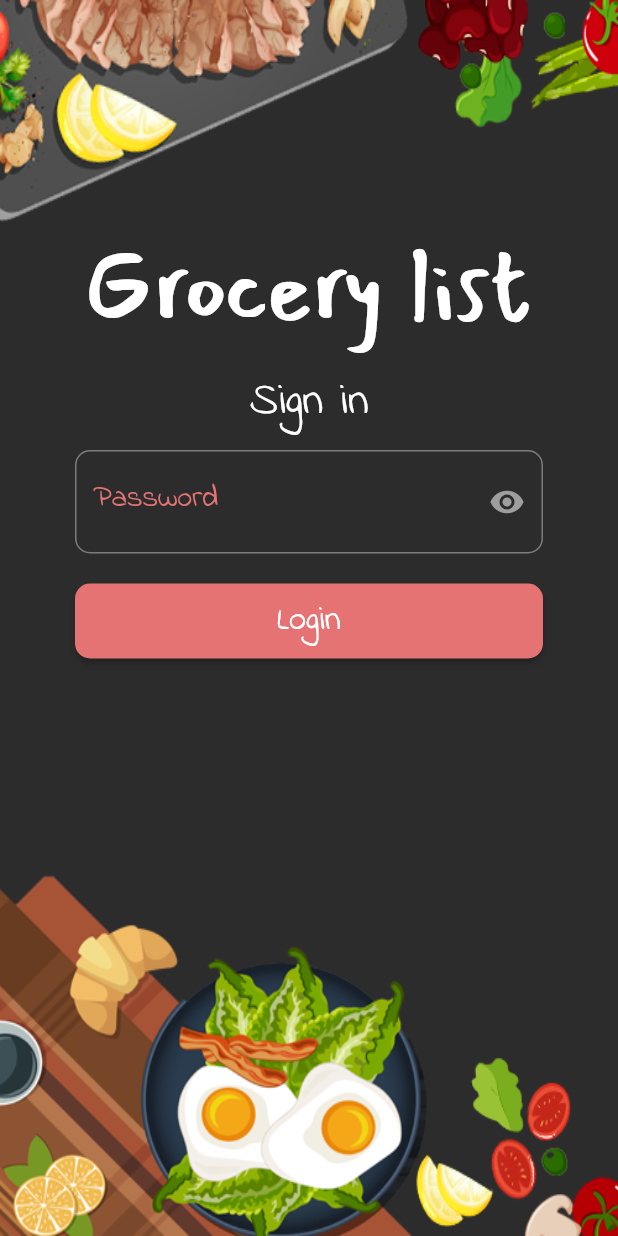
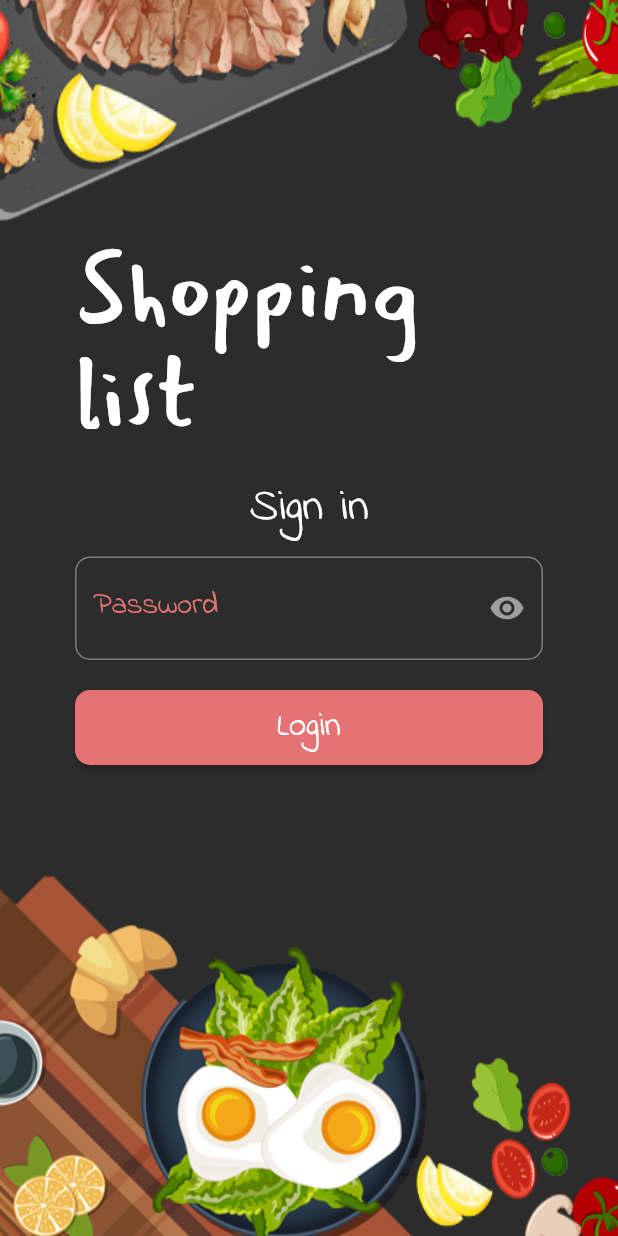
Before and after one commit to lukaszseremak/grocery-list, a Flutter app: the screen it shows after launch, on a phone screen of 412 x 824 dp. Run offline on Flutter 3.47's test engine with Material 2 defaults, Android fonts, the phone set to English and light mode, and no system bars; missing offline and left inert: shadow.

Commit message:
change name of the app

```diff
--- a/lib/main.dart
+++ b/lib/main.dart
@@ -9,7 +9,7 @@ class MyApp extends StatelessWidget {
   @override
   Widget build(BuildContext context) {
     return MaterialApp(
-      title: 'Flutter Demo',
+      title: 'Shopping List',
       themeMode: ThemeMode.dark,
       darkTheme: ThemeData(fontFamily: 'Manslava', brightness: Brightness.dark),
       initialRoute: 'login_screen',
--- a/lib/screens/login_screen.dart
+++ b/lib/screens/login_screen.dart
@@ -44,7 +44,7 @@ class _LoginScreenState extends State<LoginScreen> {
                   alignment: Alignment.center,
                   padding: EdgeInsets.all(10),
                   child: Text(
-                    'Grocery list',
+                    'Shopping list',
                     style: TextStyle(
                       fontWeight: FontWeight.w400,
                       fontSize: 65.0,
--- a/pubspec.yaml
+++ b/pubspec.yaml
@@ -14,6 +14,7 @@ dependencies:
   shadow: ^0.1.5
 
 dev_dependencies:
+  flutter_launcher_name: "^0.0.1"
   flutter_test:
     sdk: flutter
   flutter_launcher_icons: ^0.7.4
@@ -39,3 +40,6 @@ flutter_icons:
   image_path: "assets/images/logo.png"
   android: true
   ios: true
+
+flutter_launcher_name:
+  name: "shopping_list"
```
Also changed, not shown: pubspec.lock, 2 other files.
